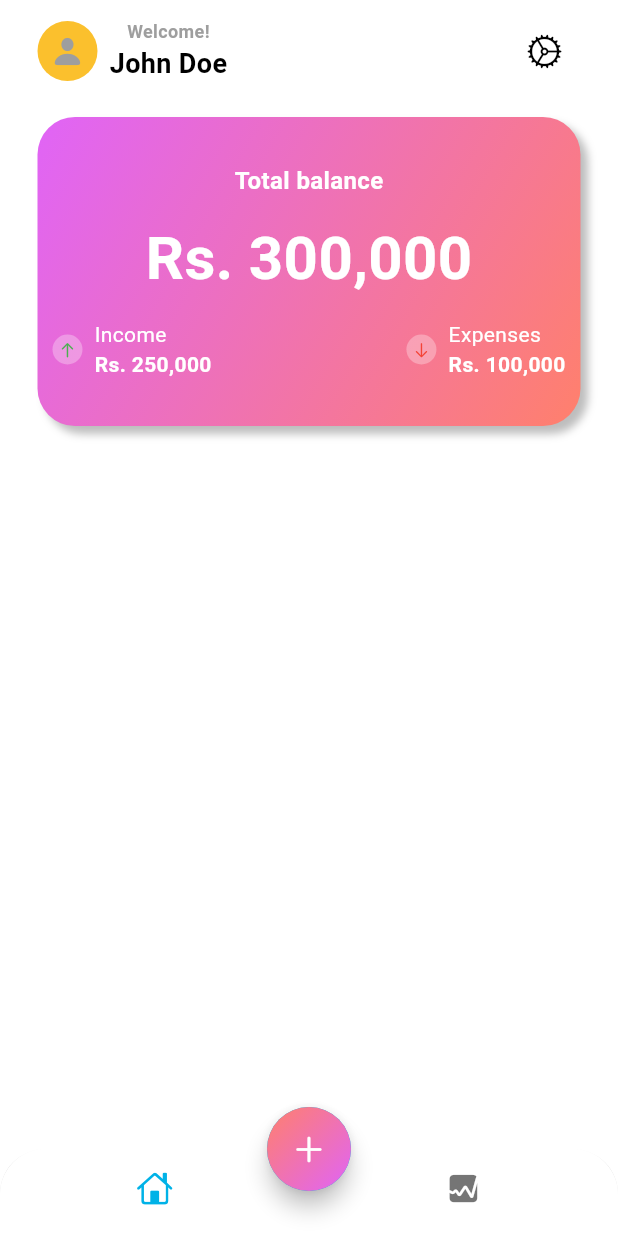
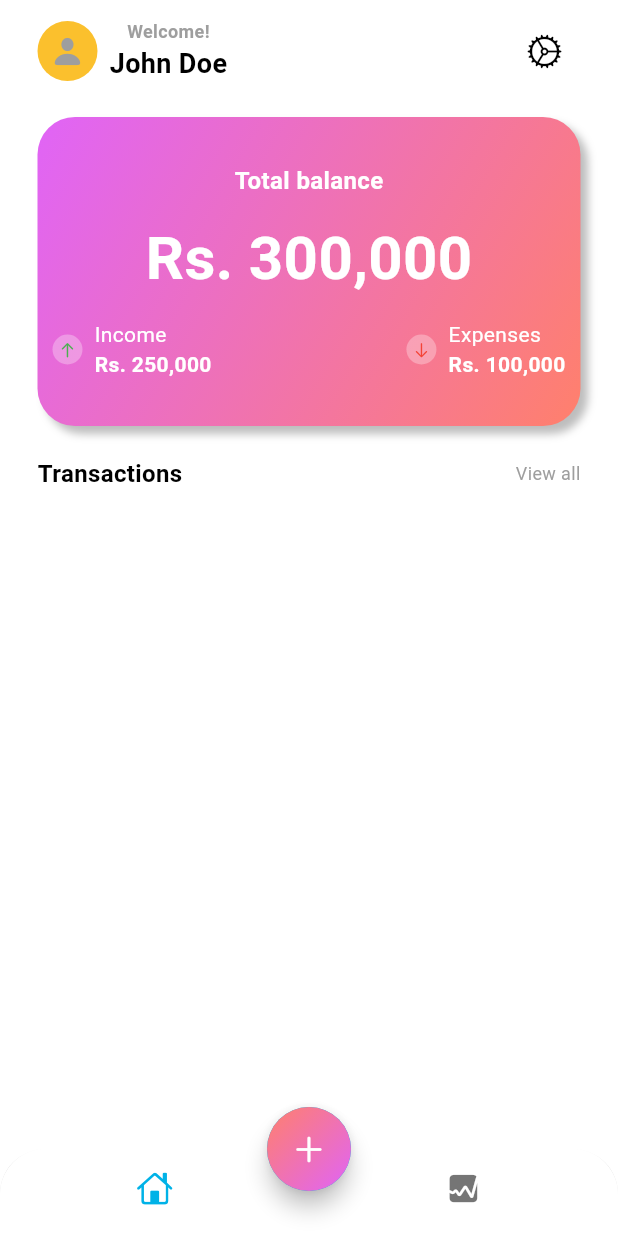
Before and after one commit to VihagaYohan/expense_tracker, a Flutter app: the screen it shows after launch, on a phone screen of 412 x 824 dp. Run offline on Flutter 3.47's test engine with Material 3 defaults, Android fonts, the phone set to English and light mode, and no system bars.

Commit message:
Added header text

```diff
--- a/lib/screens/home/view/main_screen.dart
+++ b/lib/screens/home/view/main_screen.dart
@@ -163,7 +163,29 @@ class MainScreen extends StatelessWidget {
               )
             ],
           ),
-        )
+        ),
+        const SizedBox(height: 20),
+        Row(
+          mainAxisAlignment: MainAxisAlignment.spaceBetween,
+          children: [
+            Text(
+              "Transactions",
+              style: TextStyle(
+                  fontSize: 16,
+                  color: Theme.of(context).colorScheme.onBackground,
+                  fontWeight: FontWeight.bold),
+            ),
+            GestureDetector(
+              onTap: () {},
+              child: Text(
+                "View all",
+                style: TextStyle(
+                    fontSize: 12, color: Theme.of(context).colorScheme.outline),
+              ),
+            )
+          ],
+        ),
+        const SizedBox(height: 20),
       ]),
     ));
   }
```
